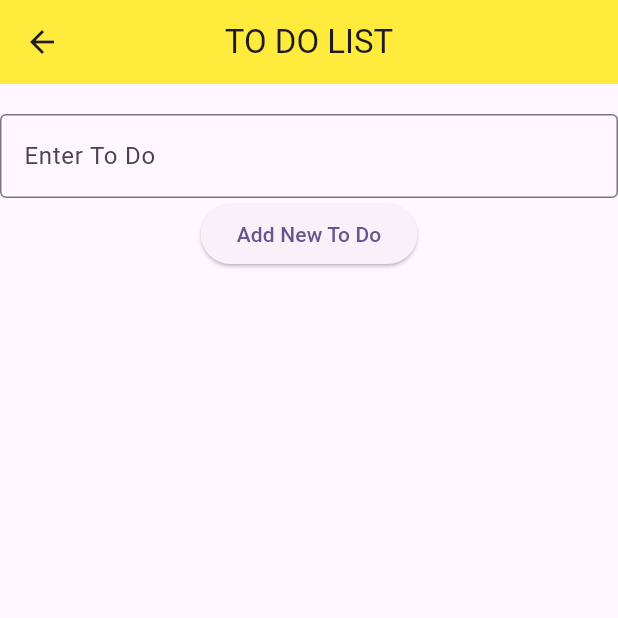
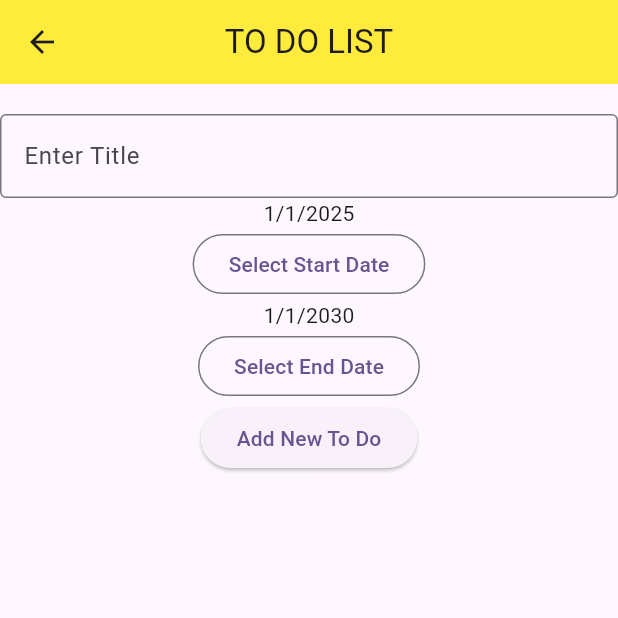
Before and after one commit to ThanhChuong1/LearningFlutter_toDoList, a Flutter app: the addtodo screen opened directly, on a phone screen of 412 x 824 dp, the top half of it. Run offline on Flutter 3.47's test engine with Material 3 defaults, Android fonts, the phone set to English and light mode, and no system bars; missing offline and left inert: dart:ffi.

Commit message:
[feature] select start Date and end Date

```diff
--- a/lib/domain/todo.dart
+++ b/lib/domain/todo.dart
@@ -1,5 +1,14 @@
+import 'dart:ffi';
+
 class Todo {
-  Todo({required this.dateTime, this.title});
-  String? title ; //null-able
-  DateTime dateTime;
+  Todo({
+    required this.title,
+    required this.startDate,
+    required this.endDate,
+    required this.isDone,
+  });
+  String title; //null-able
+  DateTime startDate;
+  DateTime endDate;
+  bool isDone;
 }
--- a/lib/screens/addtodo.dart
+++ b/lib/screens/addtodo.dart
@@ -1,3 +1,5 @@
+import 'dart:math';
+
 import 'package:flutter/material.dart';
 import 'package:todolist/domain/todo.dart';
 
@@ -10,12 +12,34 @@ class addtodo extends StatefulWidget {
 
 class _addtodoState extends State<addtodo> {
   final TextEditingController _controller = TextEditingController();
+  DateTime? startDate = DateTime(2025);
+  DateTime? endDate = DateTime(2030);
   final List<Todo> _listToDo = [];
 
-  void addTodo() {
+  Future<void> selectedDate({required bool isStart}) async {
+    final DateTime? pickedDate = await showDatePicker(
+      context: context,
+      initialDate: DateTime.now(),
+      firstDate: DateTime(2025),
+      lastDate: DateTime(2030),
+    );
+    setState(() {
+      if (pickedDate != null) {
+        setState(() {
+          if (isStart) {
+            startDate = pickedDate;
+          } else {
+            endDate = pickedDate;
+          }
+        });
+      }
+    });
+  }
+
+  void addTodo(Todo todo) {
     String text = _controller.text;
     setState(() {
-      _listToDo.add(Todo(dateTime: DateTime(2025), title: text));
+      _listToDo.add(todo);
     });
   }
 
@@ -37,17 +61,48 @@ class _addtodoState extends State<addtodo> {
                 decoration: InputDecoration(
                   // dùng để tùy chỉnh ô input
                   border: OutlineInputBorder(), // dùng để vẽ viền cho ô input
-                  hintText: 'Enter To Do',
+                  hintText: 'Enter Title',
                   // labelText: 'ádasdsad',
                 ),
               ),
+              Text(
+                startDate != null
+                    ? '${startDate!.day}/${startDate!.month}/${startDate!.year}'
+                    : 'No date selected',
+              ),
+              OutlinedButton(
+                onPressed: () {
+                  selectedDate(isStart: true);
+                },
+                child: const Text('Select Start Date'),
+              ),
+              Text(
+                endDate != null
+                    ? '${endDate!.day}/${endDate!.month}/${endDate!.year}'
+                    : 'No date selected',
+              ),
+              OutlinedButton(
+                onPressed: () {
+                  selectedDate(isStart: false);
+                },
+                child: const Text('Select End Date'),
+              ),
+
               ElevatedButton(
                 onPressed: () {
                   // String input = _controller.text;
-                  addTodo();
+                  addTodo(
+                    Todo(
+                      title: _controller.text,
+                      startDate: startDate!,
+                      endDate: endDate!,
+                      isDone: false,
+                    ),
+                  );
                 },
                 child: Text('Add New To Do'),
               ),
+
               Expanded(
                 child: ListView.builder(
                   itemCount: _listToDo.length,
@@ -55,20 +110,20 @@ class _addtodoState extends State<addtodo> {
                     final todo = _listToDo[index];
                     return ListTile(
                       leading: Checkbox(
-                        value: todo['done'],
+                        value: todo.isDone ?? false,
                         onChanged: (bool? value) {
                           setState(() {
-                            _listToDo[index]['done'] = value!;
+                            todo.isDone = value ?? false;
                           });
                         },
                       ),
                       title: Text(
-                        todo['title'],
+                        todo.title,
                         style: TextStyle(
-                          decoration: todo['done']
+                          decoration: todo.isDone
                               ? TextDecoration.lineThrough
                               : null,
-                          color: todo['done'] ? Colors.grey : Colors.black,
+                          color: todo.isDone ? Colors.grey : Colors.black,
                         ),
                       ),
                       trailing: IconButton(
```
Also changed, not shown: lib/screens/listtodo.dart (added, +15 -0 lines).
